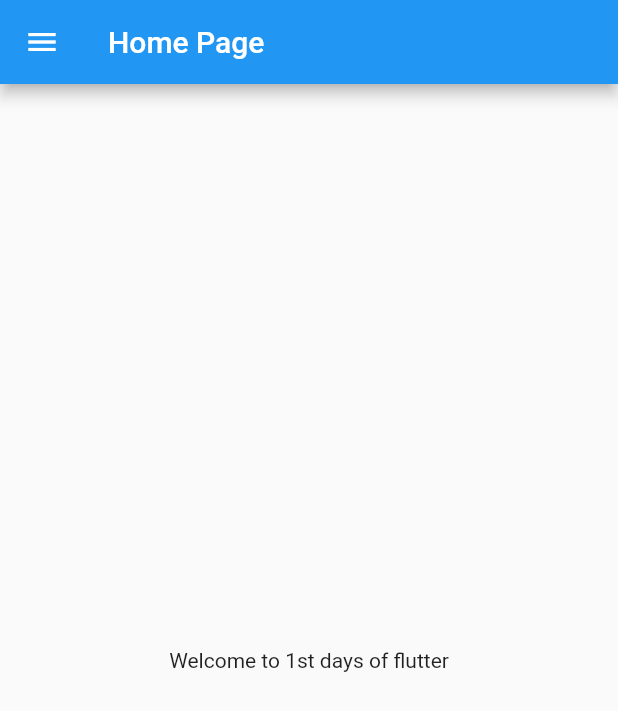
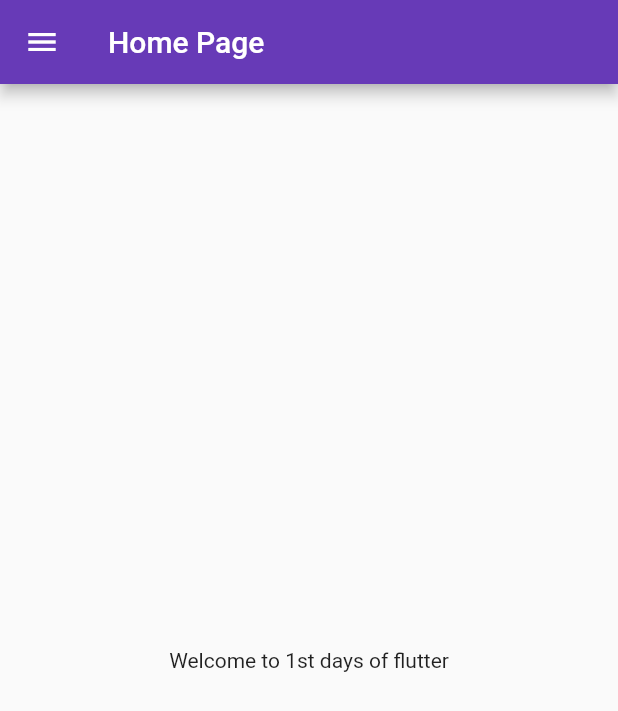
Before and after one commit to Sshahipkpa100/commerce, a Flutter app: the screen it shows after launch, on a phone screen of 412 x 824 dp. Shown: the top 711 px of the screen. Run offline on Flutter 3.47's test engine with Material 2 defaults, Android fonts, the phone set to English and light mode, and no system bars.

Commit message:
Day 3 completed

```diff
--- a/lib/main.dart
+++ b/lib/main.dart
@@ -1,4 +1,5 @@
-import 'package:commerce/homePage.dart';
+import 'package:commerce/Screens/homePage.dart';
+import 'package:commerce/Screens/loginPage.dart';
 import 'package:flutter/material.dart';
 
 void main() {
@@ -11,7 +12,15 @@ class MyApp extends StatelessWidget {
   @override
   Widget build(BuildContext context) {
     return MaterialApp(
-      home: HomePage(),
+      themeMode: ThemeMode.system,
+      theme: ThemeData(primarySwatch: Colors.deepPurple),
+      darkTheme: ThemeData(brightness: Brightness.dark),
+      initialRoute: "/home",
+      routes: {
+        "/": (context) => LoginPage(),
+        "/home": (context) => HomePage(),
+        "/login": (context) => LoginPage(),
+      },
     );
   }
 }
```
Also changed, not shown: lib/Screens/loginPage.dart (added, +18 -0 lines), lib/Screens/homePage.dart (indentation only).
